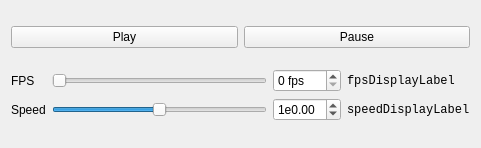
Qt form src/ui/playercontrolwidget.ui (mina86/physics-opengl) before a commit.
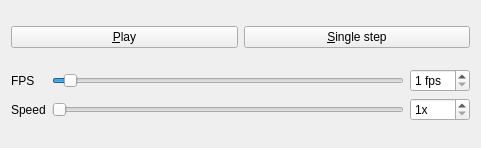
The same form after that commit.

```diff
--- a/src/ui/playercontrolwidget.ui
+++ b/src/ui/playercontrolwidget.ui
@@ -28,7 +28,7 @@
         <bool>true</bool>
        </property>
        <property name="text">
-        <string>Play</string>
+        <string>&amp;Play</string>
        </property>
       </widget>
      </item>
@@ -38,7 +38,7 @@
         <bool>true</bool>
        </property>
        <property name="text">
-        <string>Pause</string>
+        <string>&amp;Single step</string>
        </property>
       </widget>
      </item>
@@ -56,13 +56,13 @@
      <item row="0" column="1">
       <widget class="QSlider" name="fpsSlider">
        <property name="maximum">
-        <number>25</number>
+        <number>30</number>
        </property>
        <property name="pageStep">
-        <number>1</number>
+        <number>4</number>
        </property>
        <property name="value">
-        <number>0</number>
+        <number>1</number>
        </property>
        <property name="orientation">
         <enum>Qt::Horizontal</enum>
@@ -74,8 +74,11 @@
        <property name="suffix">
         <string> fps</string>
        </property>
+       <property name="minimum">
+        <number>1</number>
+       </property>
        <property name="maximum">
-        <number>25</number>
+        <number>30</number>
        </property>
       </widget>
      </item>
@@ -89,13 +92,13 @@
      <item row="1" column="1">
       <widget class="QSlider" name="speedSlider">
        <property name="minimum">
-        <number>-30</number>
+        <number>1</number>
        </property>
        <property name="maximum">
-        <number>30</number>
+        <number>1000</number>
        </property>
        <property name="pageStep">
-        <number>5</number>
+        <number>10</number>
        </property>
        <property name="orientation">
         <enum>Qt::Horizontal</enum>
@@ -103,45 +106,18 @@
       </widget>
      </item>
      <item row="1" column="2">
-      <widget class="QDoubleSpinBox" name="speedSpinBox">
-       <property name="prefix">
-        <string>1e</string>
+      <widget class="QSpinBox" name="speedSpinBox">
+       <property name="suffix">
+        <string>x</string>
        </property>
        <property name="minimum">
-        <double>-3.000000000000000</double>
+        <number>1</number>
        </property>
        <property name="maximum">
-        <double>3.000000000000000</double>
+        <number>1000</number>
        </property>
        <property name="singleStep">
-        <double>0.100000000000000</double>
-       </property>
-      </widget>
-     </item>
-     <item row="0" column="3">
-      <widget class="QLabel" name="fpsDisplayLabel">
-       <property name="font">
-        <font>
-         <family>Monospace</family>
-        </font>
-       </property>
-       <property name="text">
-        <string>fpsDisplayLabel</string>
-       </property>
-       <property name="textFormat">
-        <enum>Qt::PlainText</enum>
-       </property>
-      </widget>
-     </item>
-     <item row="1" column="3">
-      <widget class="QLabel" name="speedDisplayLabel">
-       <property name="font">
-        <font>
-         <family>Monospace</family>
-        </font>
-       </property>
-       <property name="text">
-        <string>speedDisplayLabel</string>
+        <number>10</number>
        </property>
       </widget>
      </item>
```
Left out of the diff: 2 changed lines with no effect on the pictures.
